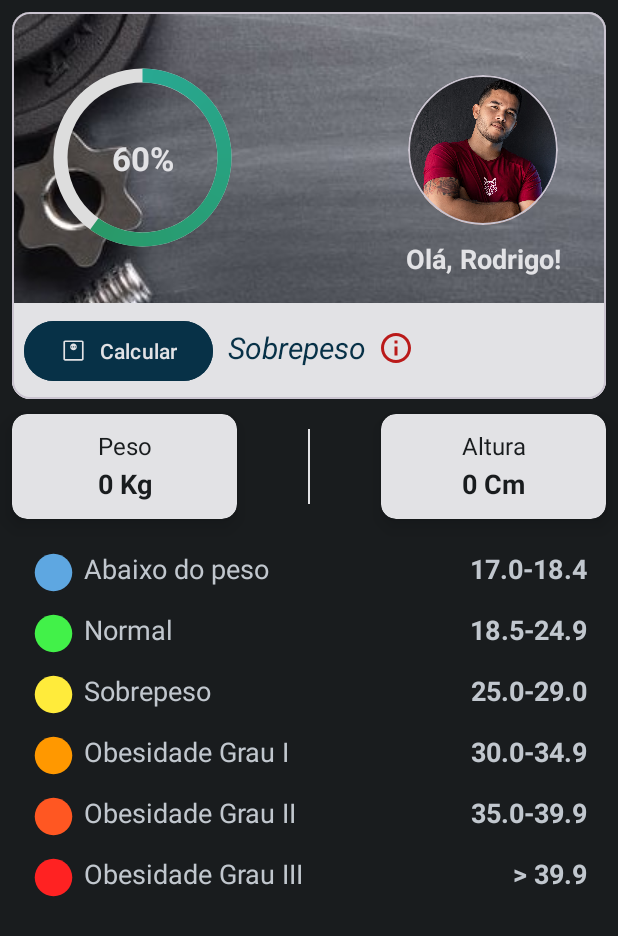
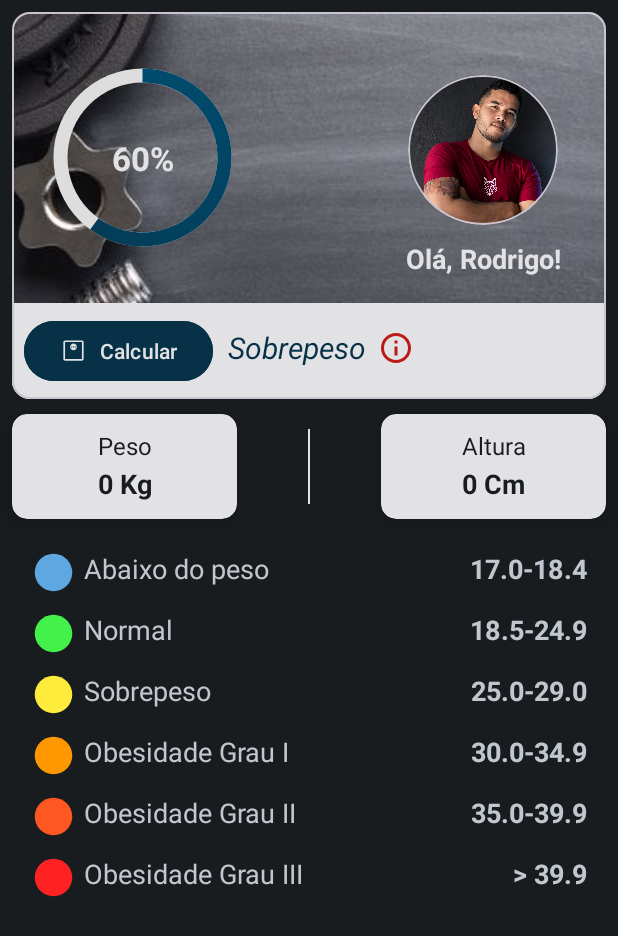
Before and after one commit to rodrigofelixf/nao-reveze, an Android app: the layout fragment_imc.xml on its own in the app's theme, with its tools: preview values and no code run, on a phone screen of 412 x 824 dp. Shown: the top 936 px of the screen. Run offline under Robolectric (Android 15) with nearby library versions, the phone set to English and light mode, and no system bars.

Commit message:
implementa tela final do IMC

```diff
--- a/app/src/main/java/br/com/rodrigo/naoreveze/fragments/CalculateImcFragment.kt
+++ b/app/src/main/java/br/com/rodrigo/naoreveze/fragments/CalculateImcFragment.kt
@@ -70,6 +70,7 @@ class CalculateImcFragment : Fragment() {
 
     override fun onDestroy() {
         super.onDestroy()
+        bottomNavigationView.visibility = View.VISIBLE
     }
 
     private fun isValid(): Boolean {
--- a/app/src/main/res/drawable/circle_progress_bar.xml
+++ b/app/src/main/res/drawable/circle_progress_bar.xml
@@ -17,8 +17,8 @@
                 android:thicknessRatio="16"
                 android:useLevel="true">
                 <gradient
-                    android:endColor="#298E4A"
-                    android:startColor="#28A892"
+                    android:endColor="@color/seed"
+                    android:startColor="@color/md_theme_dark_primaryContainer"
                     android:type="sweep" />
             </shape>
         </rotate>
```
